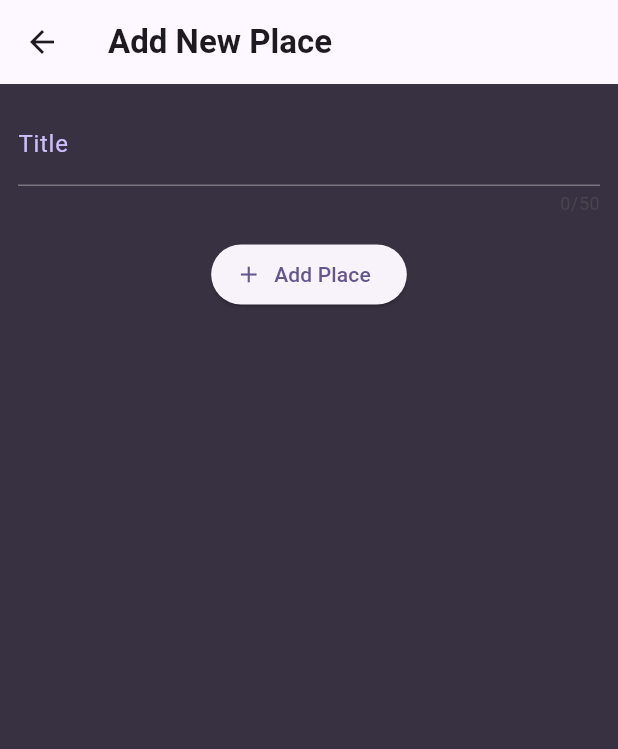
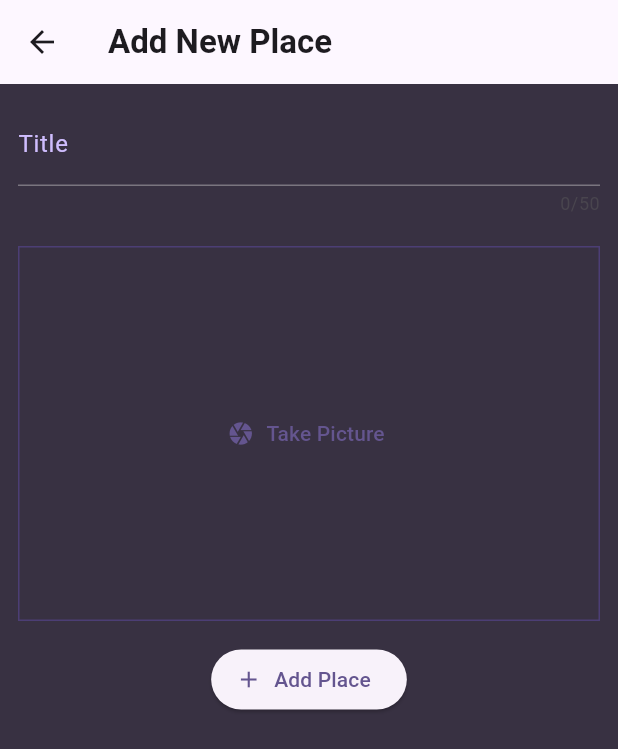
Before and after one commit to Huzaifa-Quadri/Native-Device-Features, a Flutter app: the AddPlace screen opened directly, on a phone screen of 412 x 824 dp. Shown: the top 749 px of the screen. Run offline on Flutter 3.47's test engine with Material 3 defaults, Android fonts, the light colour scheme and no system bars; our stand-ins replace flutter_riverpod, google_fonts, image_picker.

Commit message:
Using Camera to take Pictures

```diff
--- a/lib/Screens/addplace.dart
+++ b/lib/Screens/addplace.dart
@@ -1,3 +1,4 @@
+import 'package:favourite_places_app/Widget/image_input.dart';
 import 'package:favourite_places_app/providers/entered_places.dart';
 import 'package:flutter/material.dart';
 import 'package:flutter_riverpod/flutter_riverpod.dart';
@@ -49,13 +50,18 @@ class _AddPlaceState extends ConsumerState<AddPlace> {
               controller: _titleController,
               style:TextStyle(color: Theme.of(context).colorScheme.onPrimary)
             ),
+
+            const SizedBox(height: 20,),
+            const ImageInput(),
             const SizedBox(height: 15,),
+
             ElevatedButton.icon(
               onPressed: _savePlace,
               icon: const Icon(Icons.add),
               label: const Text("Add Place"),
             )
           ],
+
         ),
       ),
     );
--- /dev/null
+++ b/lib/Widget/image_input.dart
@@ -0,0 +1,55 @@
+// ignore: file_names
+import 'dart:io';
+
+import 'package:flutter/material.dart';
+import 'package:image_picker/image_picker.dart';
+
+class ImageInput extends StatefulWidget {
+  const ImageInput({super.key});
+
+  @override
+  State<ImageInput> createState() => _ImageInputState();
+}
+
+class _ImageInputState extends State<ImageInput> {
+  File? _imagefile;
+
+  void _takePickture () async {
+    final pickedImage = await ImagePicker().pickImage(source: ImageSource.camera, maxWidth: 600);
+    if (pickedImage == null) {
+      return ;
+    }
+
+    setState(() => _imagefile = File(pickedImage.path));
+
+  }
+
+  @override
+  Widget build(BuildContext context) {
+
+    Widget content =  TextButton.icon(
+        onPressed: _takePickture,
+        icon: const Icon(Icons.camera),
+        label: const Text("Take Picture"),
+      );
+
+    if(_imagefile != null) {
+      content = GestureDetector(
+        onDoubleTap: _takePickture,
+        child: Image.file(_imagefile!, fit: BoxFit.cover,width: double.infinity,),
+      );
+    }
+
+    return Container(
+      height: 250,
+      width: double.infinity,
+      decoration: BoxDecoration(
+        border: Border.all(
+          width: 1,
+          color: Theme.of(context).colorScheme.onPrimaryContainer,
+        ),
+      ),
+      child: content,
+    );
+  }
+}
--- a/lib/Widget/places_list.dart
+++ b/lib/Widget/places_list.dart
@@ -15,7 +15,7 @@ class PlacesList extends StatelessWidget {
         "No Places Added Yet",
         style: Theme.of(context).textTheme.bodyLarge!.copyWith(
                   color: Theme.of(context).colorScheme.onPrimary
-                ),
+            ),
       ),
     );
     }
--- a/pubspec.yaml
+++ b/pubspec.yaml
@@ -39,6 +39,7 @@ dependencies:
   uuid: ^4.3.3
   flutter_riverpod: ^2.5.1
   riverpod_annotation: ^2.3.5
+  image_picker: ^1.0.7
 
 dev_dependencies:
   flutter_test:
```
Also changed, not shown: pubspec.lock, 6 other files.
